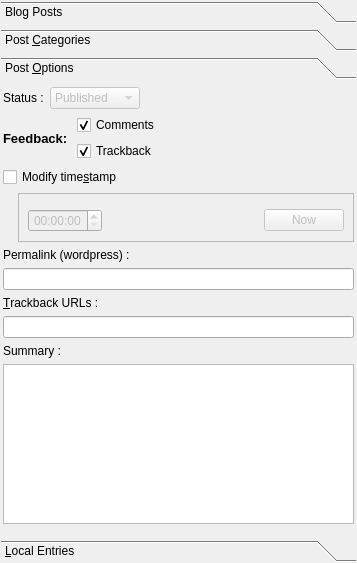
chusopr/kdepim-ktimetracker-akonadi, file blogilo/src/toolboxbase.ui: the form before one commit.
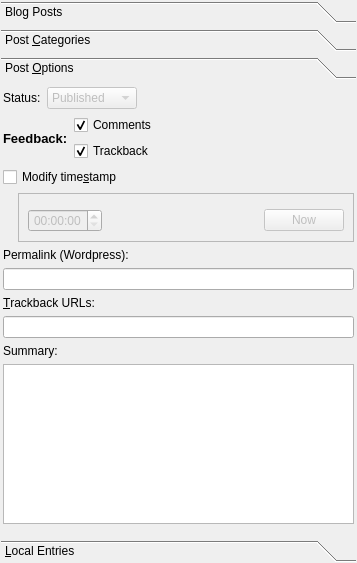
The form after the commit. The open tabs and pages were chosen to show the change. Custom widgets are drawn as their Qt base class.

```diff
--- a/blogilo/src/toolboxbase.ui
+++ b/blogilo/src/toolboxbase.ui
@@ -259,7 +259,7 @@
               </sizepolicy>
              </property>
              <property name="text">
-              <string comment="Status of the current post">Status :</string>
+              <string comment="Status of the current post">Status:</string>
              </property>
             </widget>
            </item>
@@ -324,7 +324,7 @@
               </font>
              </property>
              <property name="text">
-              <string>Feedback: </string>
+              <string>Feedback:</string>
              </property>
             </widget>
            </item>
@@ -454,7 +454,7 @@
          <item>
           <widget class="QLabel" name="label_4">
            <property name="text">
-            <string>Permalink (wordpress) :</string>
+            <string>Permalink (Wordpress):</string>
            </property>
           </widget>
          </item>
@@ -464,7 +464,7 @@
          <item>
           <widget class="QLabel" name="lblOptionsTrackBack">
            <property name="text">
-            <string>&amp;Trackback URLs :</string>
+            <string>&amp;Trackback URLs:</string>
            </property>
            <property name="buddy">
             <cstring>txtOptionsTrackback</cstring>
@@ -477,7 +477,7 @@
          <item>
           <widget class="QLabel" name="label_2">
            <property name="text">
-            <string>Summary :</string>
+            <string>Summary:</string>
            </property>
           </widget>
          </item>
```
Left out of the diff: 4 changed lines with no effect on the pictures.
